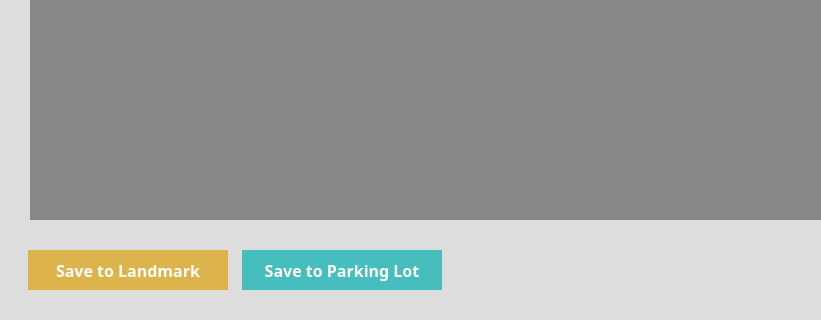
Old version of the form gui_files/define-parking-lot.ui in the repository ducpham2476/image_calibration; both pictures show x 0 to 821 and y 400 to 720 of the 1280 by 720 pixel window.
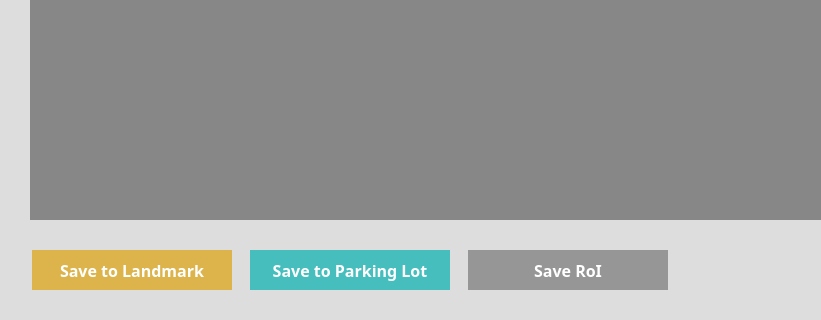
New version of the form.

```diff
--- a/gui_files/define-parking-lot.ui
+++ b/gui_files/define-parking-lot.ui
@@ -41,7 +41,7 @@
      <rect>
       <x>20</x>
       <y>630</y>
-      <width>431</width>
+      <width>661</width>
       <height>80</height>
      </rect>
     </property>
@@ -295,6 +295,44 @@
        </property>
       </widget>
      </item>
+     <item>
+      <widget class="QPushButton" name="save_roi_B">
+       <property name="maximumSize">
+        <size>
+         <width>200</width>
+         <height>40</height>
+        </size>
+       </property>
+       <property name="font">
+        <font>
+         <family>Montserrat</family>
+         <pointsize>12</pointsize>
+         <weight>75</weight>
+         <bold>true</bold>
+        </font>
+       </property>
+       <property name="whatsThis">
+        <string>&lt;html&gt;&lt;head/&gt;&lt;body&gt;&lt;p&gt;&lt;span style=&quot; font-size:11pt; font-weight:400;&quot;&gt;Save coordinate information as Parking Slot&lt;/span&gt;&lt;/p&gt;&lt;/body&gt;&lt;/html&gt;</string>
+       </property>
+       <property name="styleSheet">
+        <string notr="true">QPushButton{
+	background-color: rgb(150, 150, 150);
+	color: rgb(255, 255, 255);
+}
+
+QPushButton:hover{
+	background-color:rgb(100, 100, 100);
+}
+
+QPushButton:pressed{
+	background-color: rgb(75, 75, 75);
+}</string>
+       </property>
+       <property name="text">
+        <string>Save RoI</string>
+       </property>
+      </widget>
+     </item>
     </layout>
    </widget>
    <widget class="QListWidget" name="listWidget">
```
